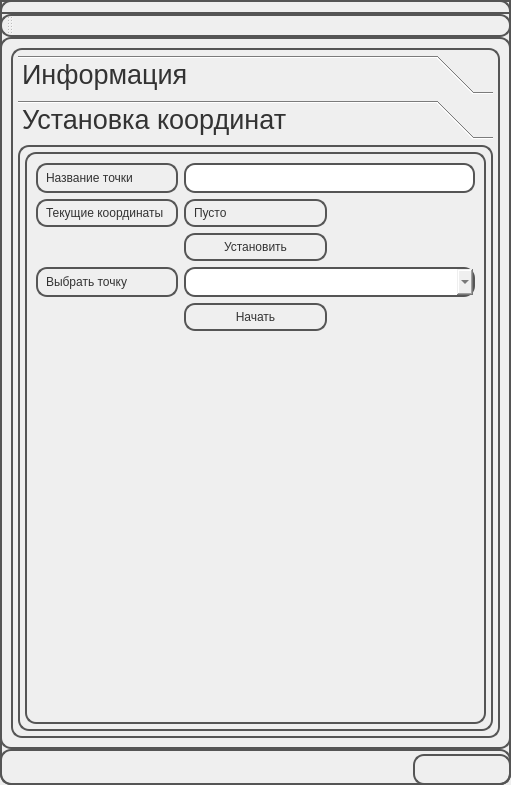
Before: the Qt Designer form azimuth/mainwindow.ui in gen1izh/android, drawn with Qt 5.
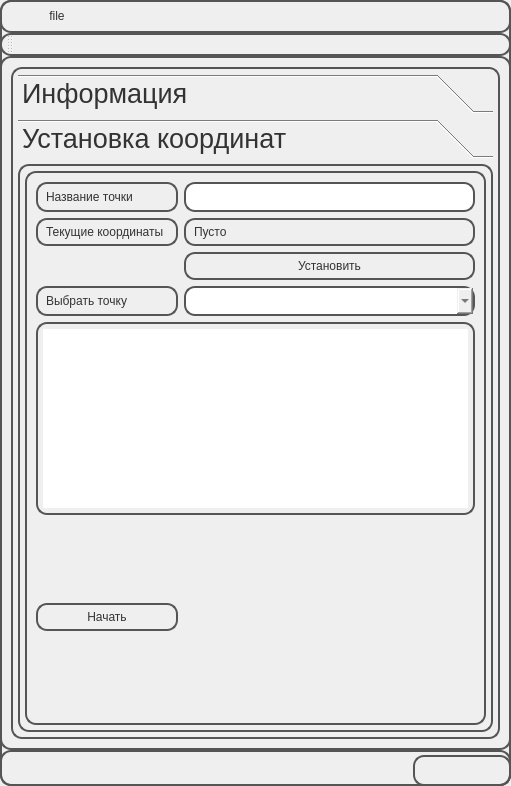
After: the same form once the commit is applied. The open tabs and pages were chosen to show the change.

```diff
--- a/azimuth/mainwindow.ui
+++ b/azimuth/mainwindow.ui
@@ -7,7 +7,7 @@
     <x>0</x>
     <y>0</y>
     <width>511</width>
-    <height>785</height>
+    <height>786</height>
    </rect>
   </property>
   <property name="windowTitle">
@@ -87,7 +87,7 @@
          <x>0</x>
          <y>0</y>
          <width>465</width>
-         <height>531</height>
+         <height>533</height>
         </rect>
        </property>
        <attribute name="label">
@@ -114,13 +114,6 @@
           </property>
          </spacer>
         </item>
-        <item row="1" column="1">
-         <widget class="QLabel" name="currentCoordinates">
-          <property name="text">
-           <string>Пусто</string>
-          </property>
-         </widget>
-        </item>
         <item row="4" column="0">
          <widget class="QLabel" name="label_4">
           <property name="text">
@@ -128,38 +121,6 @@
           </property>
          </widget>
         </item>
-        <item row="2" column="1">
-         <widget class="QPushButton" name="setPointButton">
-          <property name="styleSheet">
-           <string notr="true"> QPushButton {
-color: #333;
-border: 2px solid #555;
-font: 20pt &quot;MS Shell Dlg 2&quot;;
-border-radius: 11px;
-padding: 5px;
-background: qradialgradient(cx: 0.3, cy: -0.4,
-fx: 0.3, fy: -0.4,
-radius: 1.35, stop: 0 #fff, stop: 1 #888);
-min-width: 80px;
-}
-
-QPushButton:hover {
-background: qradialgradient(cx: 0.3, cy: -0.4,
-fx: 0.3, fy: -0.4,
-radius: 1.35, stop: 0 #fff, stop: 1 #bbb);
-}
-
- QPushButton:pressed {
-background: qradialgradient(cx: 0.4, cy: -0.1,
-fx: 0.4, fy: -0.1,
-radius: 1.35, stop: 0 #fff, stop: 1 #ddd);
-}</string>
-          </property>
-          <property name="text">
-           <string>Установить</string>
-          </property>
-         </widget>
-        </item>
         <item row="4" column="1" colspan="2">
          <widget class="QComboBox" name="pointsBox"/>
         </item>
@@ -173,7 +134,7 @@
         <item row="0" column="1" colspan="2">
          <widget class="QLineEdit" name="pointNameEdit"/>
         </item>
-        <item row="5" column="1">
+        <item row="6" column="0">
          <widget class="QPushButton" name="startButton">
           <property name="autoFillBackground">
            <bool>false</bool>
@@ -208,6 +169,48 @@
           </property>
          </widget>
         </item>
+        <item row="5" column="0" colspan="3">
+         <widget class="QTextEdit" name="infoEdit"/>
+        </item>
+        <item row="2" column="1" colspan="2">
+         <widget class="QPushButton" name="setPointButton">
+          <property name="styleSheet">
+           <string notr="true"> QPushButton {
+color: #333;
+border: 2px solid #555;
+font: 20pt &quot;MS Shell Dlg 2&quot;;
+border-radius: 11px;
+padding: 5px;
+background: qradialgradient(cx: 0.3, cy: -0.4,
+fx: 0.3, fy: -0.4,
+radius: 1.35, stop: 0 #fff, stop: 1 #888);
+min-width: 80px;
+}
+
+QPushButton:hover {
+background: qradialgradient(cx: 0.3, cy: -0.4,
+fx: 0.3, fy: -0.4,
+radius: 1.35, stop: 0 #fff, stop: 1 #bbb);
+}
+
+ QPushButton:pressed {
+background: qradialgradient(cx: 0.4, cy: -0.1,
+fx: 0.4, fy: -0.1,
+radius: 1.35, stop: 0 #fff, stop: 1 #ddd);
+}</string>
+          </property>
+          <property name="text">
+           <string>Установить</string>
+          </property>
+         </widget>
+        </item>
+        <item row="1" column="1" colspan="2">
+         <widget class="QLabel" name="currentCoordinates">
+          <property name="text">
+           <string>Пусто</string>
+          </property>
+         </widget>
+        </item>
        </layout>
       </widget>
      </widget>
@@ -220,9 +223,16 @@
      <x>0</x>
      <y>0</y>
      <width>511</width>
-     <height>54</height>
+     <height>53</height>
     </rect>
    </property>
+   <widget class="QMenu" name="menuFile">
+    <property name="title">
+     <string>file</string>
+    </property>
+    <addaction name="actionFile1"/>
+   </widget>
+   <addaction name="menuFile"/>
   </widget>
   <widget class="QToolBar" name="mainToolBar">
    <attribute name="toolBarArea">
```
Left out of the diff: 14 changed lines with no effect on the pictures.
